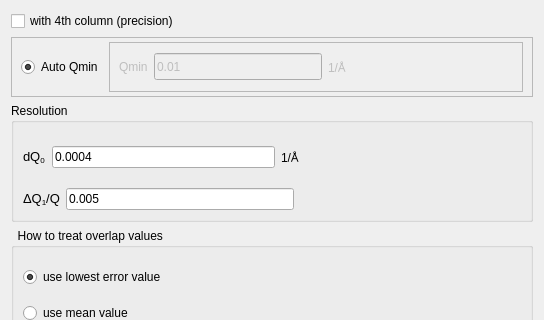
neutrons/RefRed, file designer/output_reduced_data_dialog.ui: the form before one commit; both pictures show x 0 to 544 and y 0 to 320 of the 544 by 541 pixel window.
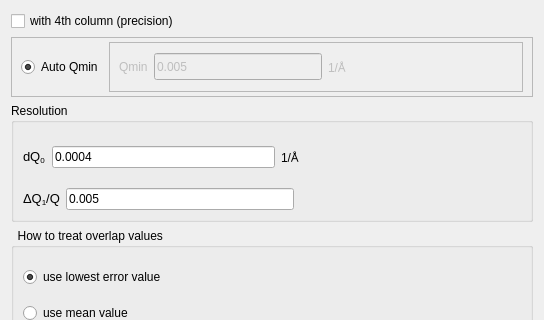
The form after the commit.

What changed in the file:
```diff
--- a/designer/output_reduced_data_dialog.ui
+++ b/designer/output_reduced_data_dialog.ui
@@ -97,7 +97,7 @@
               </size>
              </property>
              <property name="text">
-              <string>0.01</string>
+              <string>0.005</string>
              </property>
             </widget>
            </item>
```
